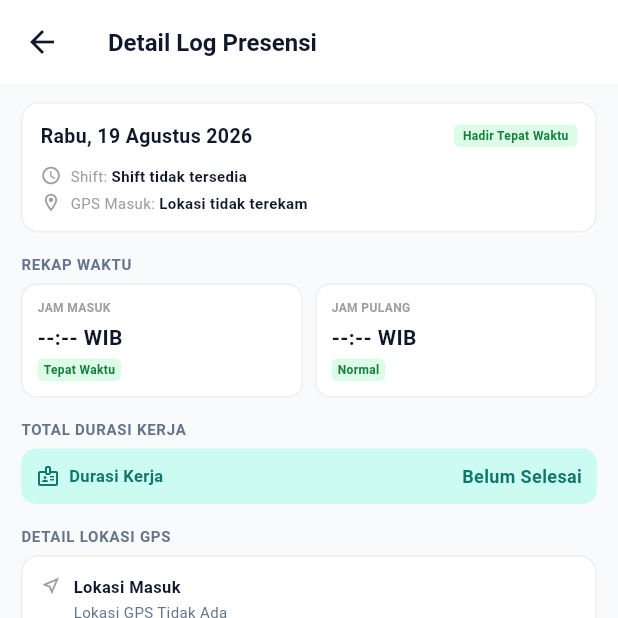
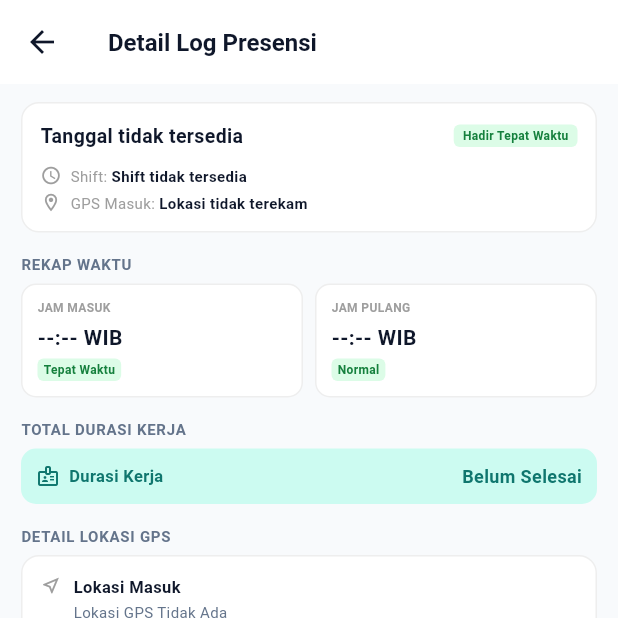
Before and after one commit to Nandamad/GDS-mobile, a Flutter app: the DetailLogScreen screen opened directly, on a phone screen of 412 x 824 dp, the top half of it. Run offline on Flutter 3.47's test engine with Material 3 defaults, Android fonts, the phone set to English and light mode, and no system bars; our stand-ins replace camera, dio, file_picker, flutter_dotenv, flutter_secure_storage, geolocator and 1 more; accounts and stored records are empty.

Commit message:
Fix: clock use serverTime, sync on app resume, add seconds, remove dummy dates

```diff
--- a/lib/ui/detail_log_page.dart
+++ b/lib/ui/detail_log_page.dart
@@ -69,7 +69,7 @@ class _DetailLogScreenState extends State<DetailLogScreen> {
   }
 
   String _formatDate(DateTime? date) {
-    if (date == null) return 'Rabu, 19 Agustus 2026';
+    if (date == null) return 'Tanggal tidak tersedia';
     final List<String> hari = [
       'Senin',
       'Selasa',
--- a/lib/ui/koreksi_presensi_page.dart
+++ b/lib/ui/koreksi_presensi_page.dart
@@ -12,7 +12,7 @@ class KoreksiPresensiScreen extends StatefulWidget {
 class _KoreksiPresensiScreenState extends State<KoreksiPresensiScreen> {
   final Color primaryTeal = const Color(0xFF009688);
 
-  DateTime _focusedMonth = DateTime(2026, 8, 1);
+  DateTime _focusedMonth = DateTime.now();
   DateTime? _selectedDate;
 
   TimeOfDay? _jamMasukBaru;
```
Also changed, not shown: lib/ui/presensi_harian_page.dart (+22 -7 lines).
